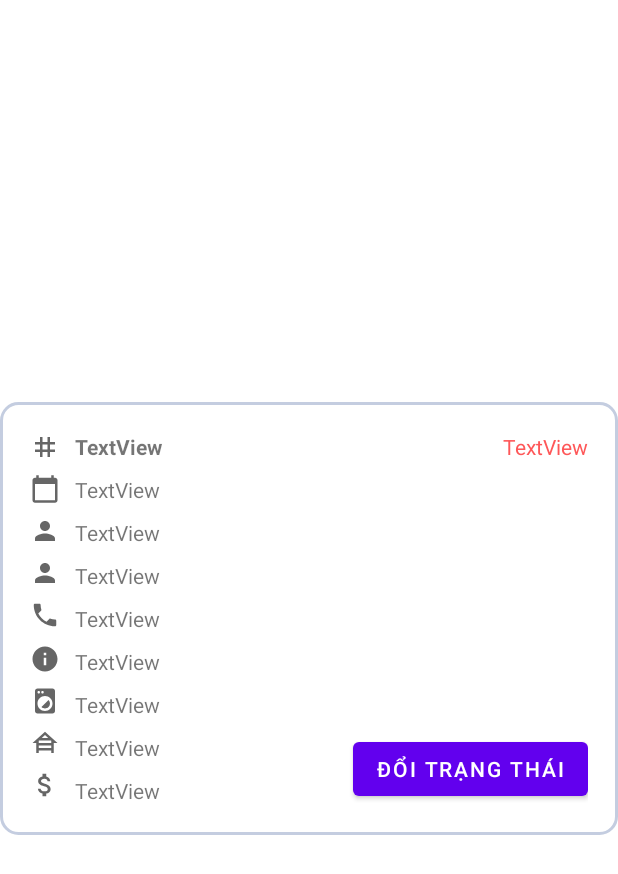
After one commit to tuvvph09410/QuanLyGiatLa_Nhom1_MOB104, an Android app: the layout adapter_bill.xml on its own in the app's theme, with its tools: preview values and no code run, on a phone screen of 412 x 824 dp. The commit adds this screen. Shown: the top 874 px of the screen. Run offline under Robolectric (Android 15) with nearby library versions, the phone set to English and light mode, and no system bars.

Commit message:
giao dien adapter -phudqph09495

```diff
--- /dev/null
+++ b/app/src/main/res/layout/adapter_bill.xml
@@ -0,0 +1,209 @@
+<?xml version="1.0" encoding="utf-8"?>
+<androidx.constraintlayout.widget.ConstraintLayout xmlns:android="http://schemas.android.com/apk/res/android"
+    xmlns:app="http://schemas.android.com/apk/res-auto"
+    xmlns:tools="http://schemas.android.com/tools"
+    android:layout_width="match_parent"
+    android:layout_height="match_parent">
+
+    <androidx.constraintlayout.widget.ConstraintLayout
+        android:id="@+id/l_bill"
+        android:layout_width="0dp"
+        android:layout_height="wrap_content"
+        android:layout_marginBottom="8dp"
+        android:layout_marginTop="8dp"
+        android:background="@drawable/radius"
+        app:layout_constraintBottom_toBottomOf="parent"
+        app:layout_constraintEnd_toEndOf="parent"
+        app:layout_constraintStart_toStartOf="parent"
+        app:layout_constraintTop_toTopOf="parent">
+
+        <TextView
+            android:id="@+id/tv_id"
+            android:layout_width="wrap_content"
+            android:layout_height="wrap_content"
+            android:layout_marginStart="10dp"
+            android:text="TextView"
+            android:textStyle="bold"
+            app:layout_constraintStart_toEndOf="@+id/imageView2"
+            app:layout_constraintTop_toTopOf="parent" />
+
+        <TextView
+            android:id="@+id/tv_date"
+            android:layout_width="wrap_content"
+            android:layout_height="wrap_content"
+            android:layout_marginStart="10dp"
+            android:layout_marginTop="9dp"
+            android:text="TextView"
+            app:layout_constraintStart_toEndOf="@+id/imageView4"
+            app:layout_constraintTop_toBottomOf="@+id/tv_id" />
+
+        <TextView
+            android:id="@+id/tv_user_name"
+            android:layout_width="wrap_content"
+            android:layout_height="wrap_content"
+            android:layout_marginStart="10dp"
+            android:layout_marginTop="9dp"
+            android:text="TextView"
+            app:layout_constraintStart_toEndOf="@+id/imageView5"
+            app:layout_constraintTop_toBottomOf="@+id/tv_date" />
+
+        <TextView
+            android:id="@+id/tv_customer_name"
+            android:layout_width="wrap_content"
+            android:layout_height="wrap_content"
+            android:layout_marginStart="10dp"
+            android:layout_marginTop="9dp"
+            android:text="TextView"
+            app:layout_constraintStart_toEndOf="@+id/imageView6"
+            app:layout_constraintTop_toBottomOf="@+id/tv_user_name" />
+
+        <TextView
+            android:id="@+id/tv_phone"
+            android:layout_width="wrap_content"
+            android:layout_height="wrap_content"
+            android:layout_marginStart="10dp"
+            android:layout_marginTop="9dp"
+            android:text="TextView"
+            app:layout_constraintStart_toEndOf="@+id/imageView7"
+            app:layout_constraintTop_toBottomOf="@+id/tv_customer_name" />
+
+        <TextView
+            android:id="@+id/tv_status"
+            android:layout_width="wrap_content"
+            android:layout_height="wrap_content"
+            android:layout_marginStart="10dp"
+            android:layout_marginTop="9dp"
+            android:text="TextView"
+            app:layout_constraintStart_toEndOf="@+id/imageView3"
+            app:layout_constraintTop_toBottomOf="@+id/tv_phone" />
+
+        <TextView
+            android:id="@+id/tv_service_id"
+            android:layout_width="wrap_content"
+            android:layout_height="wrap_content"
+            android:layout_marginStart="10dp"
+            android:layout_marginTop="9dp"
+            android:text="TextView"
+            app:layout_constraintStart_toEndOf="@+id/imageView11"
+            app:layout_constraintTop_toBottomOf="@+id/tv_status" />
+
+        <TextView
+            android:id="@+id/tv_warehouse_id"
+            android:layout_width="wrap_content"
+            android:layout_height="wrap_content"
+            android:layout_marginStart="10dp"
+            android:layout_marginTop="9dp"
+            android:text="TextView"
+            app:layout_constraintStart_toEndOf="@+id/imageView12"
+            app:layout_constraintTop_toBottomOf="@+id/tv_service_id" />
+
+        <TextView
+            android:id="@+id/tv_delete"
+            android:layout_width="wrap_content"
+            android:layout_height="wrap_content"
+            android:textColor="@color/error"
+            android:text="TextView"
+            app:layout_constraintEnd_toEndOf="parent"
+            app:layout_constraintTop_toTopOf="parent" />
+
+        <ImageView
+            android:id="@+id/imageView2"
+            android:layout_width="wrap_content"
+            android:layout_height="wrap_content"
+            app:layout_constraintStart_toStartOf="parent"
+            app:layout_constraintTop_toTopOf="parent"
+            app:srcCompat="@drawable/code_20_20" />
+
+        <ImageView
+            android:id="@+id/imageView4"
+            android:layout_width="wrap_content"
+            android:layout_height="wrap_content"
+            android:layout_marginTop="8dp"
+            app:layout_constraintStart_toStartOf="parent"
+            app:layout_constraintTop_toBottomOf="@+id/imageView2"
+            app:srcCompat="@drawable/date_20_20" />
+
+        <ImageView
+            android:id="@+id/imageView5"
+            android:layout_width="wrap_content"
+            android:layout_height="wrap_content"
+            android:layout_marginTop="8dp"
+            app:layout_constraintStart_toStartOf="parent"
+            app:layout_constraintTop_toBottomOf="@+id/imageView4"
+            app:srcCompat="@drawable/person_20_20" />
+
+        <ImageView
+            android:id="@+id/imageView6"
+            android:layout_width="wrap_content"
+            android:layout_height="wrap_content"
+            android:layout_marginTop="8dp"
+            app:layout_constraintStart_toStartOf="parent"
+            app:layout_constraintTop_toBottomOf="@+id/imageView5"
+            app:srcCompat="@drawable/person_20_20" />
+
+        <ImageView
+            android:id="@+id/imageView7"
+            android:layout_width="wrap_content"
+            android:layout_height="wrap_content"
+            android:layout_marginTop="8dp"
+            app:layout_constraintStart_toStartOf="parent"
+            app:layout_constraintTop_toBottomOf="@+id/imageView6"
+            app:srcCompat="@drawable/phone_20_20" />
+
+        <Button
+            android:id="@+id/btn_status"
+            android:layout_width="wrap_content"
+            android:layout_height="wrap_content"
+            android:text="Đổi trạng thái"
+            app:layout_constraintBottom_toBottomOf="parent"
+            app:layout_constraintEnd_toEndOf="parent" />
+
+        <ImageView
+            android:id="@+id/imageView3"
+            android:layout_width="wrap_content"
+            android:layout_height="wrap_content"
+            android:layout_marginTop="9dp"
+            app:layout_constraintStart_toStartOf="parent"
+            app:layout_constraintTop_toBottomOf="@+id/imageView7"
+            app:srcCompat="@drawable/status_20_20" />
+
+        <ImageView
+            android:id="@+id/imageView11"
+            android:layout_width="wrap_content"
+            android:layout_height="wrap_content"
+            android:layout_marginTop="8dp"
+            app:layout_constraintStart_toStartOf="parent"
+            app:layout_constraintTop_toBottomOf="@+id/imageView3"
+            app:srcCompat="@drawable/service_20_20" />
+
+        <ImageView
+            android:id="@+id/imageView12"
+            android:layout_width="wrap_content"
+            android:layout_height="wrap_content"
+            android:layout_marginTop="8dp"
+            app:layout_constraintStart_toStartOf="parent"
+            app:layout_constraintTop_toBottomOf="@+id/imageView11"
+            app:srcCompat="@drawable/warehouse_20_20" />
+
+        <TextView
+            android:id="@+id/tv_total"
+            android:layout_width="wrap_content"
+            android:layout_height="wrap_content"
+            android:layout_marginStart="10dp"
+            android:layout_marginTop="9dp"
+            android:text="TextView"
+            app:layout_constraintStart_toEndOf="@+id/imageView15"
+            app:layout_constraintTop_toBottomOf="@+id/tv_warehouse_id" />
+
+        <ImageView
+            android:id="@+id/imageView15"
+            android:layout_width="wrap_content"
+            android:layout_height="wrap_content"
+            android:layout_marginTop="8dp"
+            app:layout_constraintStart_toStartOf="parent"
+            app:layout_constraintTop_toBottomOf="@+id/imageView12"
+            app:srcCompat="@drawable/price_20_20" />
+
+    </androidx.constraintlayout.widget.ConstraintLayout>
+
+</androidx.constraintlayout.widget.ConstraintLayout>
--- a/app/src/main/res/values/colors.xml
+++ b/app/src/main/res/values/colors.xml
@@ -8,4 +8,9 @@
     <color name="black">#FF000000</color>
     <color name="white">#FFFFFFFF</color>
     <color name="primary">#1A73E9</color>
+    <color name="background">#F4F7F9</color>
+    <color name="error">#FE5758</color>
+    <color name="edit">#027235</color>
+    <color name="grey">#DDDDDD</color>
+    <color name="deep_grey">#838383</color>
 </resources>
```
Also changed, not shown: app/src/main/res/layout/adapter_account.xml (added, +86 -0 lines), app/src/main/res/layout/adapter_bill_detail.xml (added, +107 -0 lines), app/src/main/res/layout/adapter_profit.xml (added, +41 -0 lines), app/src/main/res/layout/adapter_service.xml (added, +125 -0 lines), app/src/main/res/layout/adapter_warehouse.xml (added, +86 -0 lines).
